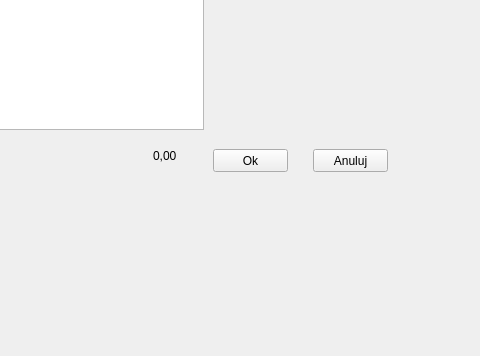
Before: the Qt Designer form detailswindow.ui in justynak/ipr_barman, drawn with Qt 5; both pictures show x 347 to 827 and y 271 to 627 of the 827 by 627 pixel window.
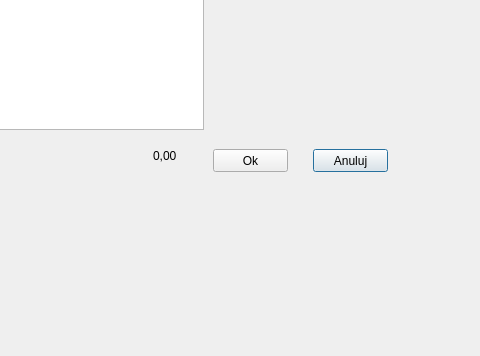
After: the same form once the commit is applied.

Diff of the .ui file:
```diff
--- a/detailswindow.ui
+++ b/detailswindow.ui
@@ -1,7 +1,7 @@
 <?xml version="1.0" encoding="UTF-8"?>
 <ui version="4.0">
  <class>DetailsWindow</class>
- <widget class="QWidget" name="DetailsWindow">
+ <widget class="QDialog" name="DetailsWindow">
   <property name="geometry">
    <rect>
     <x>0</x>
```
